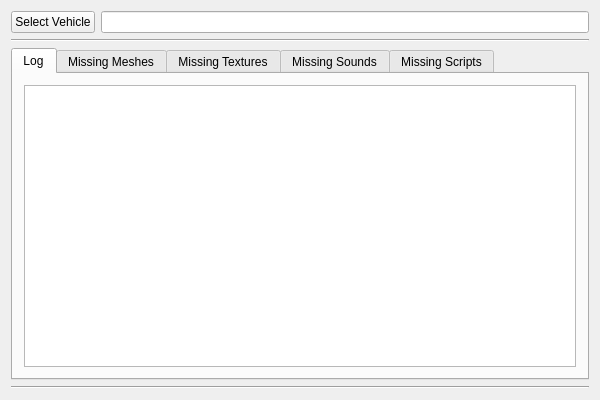
Before: the Qt Designer form VehTools/VehTools.ui in zheka20012/VehTools, drawn with Qt 5.
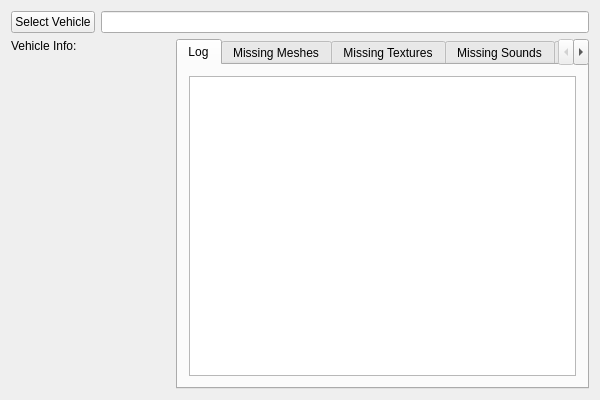
After: the same form once the commit is applied. The open tabs and pages were chosen to show the change.

The edit to the form file:
```diff
--- a/VehTools/VehTools.ui
+++ b/VehTools/VehTools.ui
@@ -18,7 +18,7 @@
   </property>
   <widget class="QWidget" name="centralWidget">
    <layout class="QGridLayout" name="gridLayout">
-    <item row="0" column="0">
+    <item row="0" column="1">
      <layout class="QVBoxLayout" name="verticalLayout">
       <item>
        <layout class="QHBoxLayout" name="horizontalLayout">
@@ -39,11 +39,20 @@
        </layout>
       </item>
       <item>
-       <widget class="Line" name="line">
-        <property name="orientation">
-         <enum>Qt::Horizontal</enum>
-        </property>
-       </widget>
+       <layout class="QHBoxLayout" name="horizontalLayout_3">
+        <item>
+         <layout class="QVBoxLayout" name="verticalLayout_2">
+          <item>
+           <widget class="QLabel" name="label">
+            <property name="text">
+             <string>Vehicle Info:                            </string>
+            </property>
+            <property name="alignment">
+             <set>Qt::AlignLeading|Qt::AlignLeft|Qt::AlignTop</set>
+            </property>
+           </widget>
+          </item>
+         </layout>
       </item>
       <item>
        <widget class="QTabWidget" name="tabWidget">
@@ -122,12 +131,7 @@
         </widget>
        </widget>
       </item>
-      <item>
-       <widget class="Line" name="line_2">
-        <property name="orientation">
-         <enum>Qt::Horizontal</enum>
-        </property>
-       </widget>
+       </layout>
       </item>
       <item>
        <layout class="QHBoxLayout" name="horizontalLayout_2"/>
```
Left out of the diff: 2 changed lines with no effect on the pictures. Lines whose indentation alone changed are shown as unchanged.
